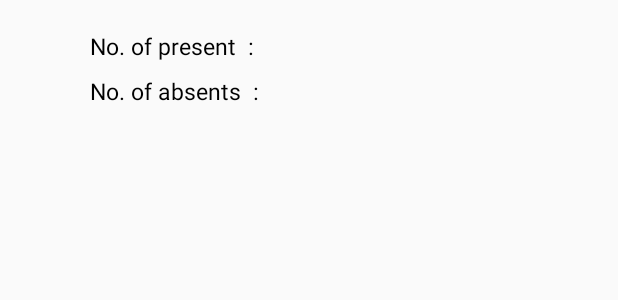
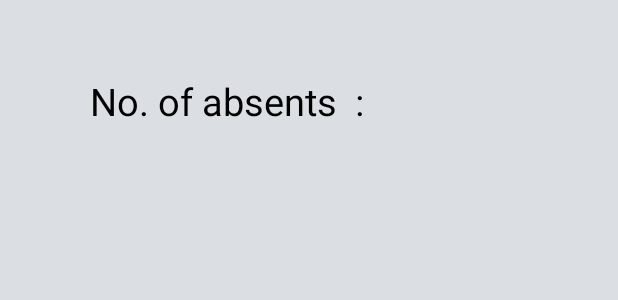
Before and after one commit to noorulahsanpp/Hostel_Management-Android, an Android app: the layout activity_dates_display.xml on its own in the app's theme, with its tools: preview values and no code run, on a phone screen of 412 x 824 dp. Shown: the top 300 px of the screen. Run offline under Robolectric (Android 15) with nearby library versions, the phone set to English and light mode, and no system bars; Roboto replaces fonts that are not available here.

Commit message:
Designs Modified

```diff
--- a/app/src/main/java/com/example/hostelapp/DatesDisplay.java
+++ b/app/src/main/java/com/example/hostelapp/DatesDisplay.java
@@ -64,7 +64,7 @@ public class DatesDisplay extends AppCompatActivity {
         getSupportActionBar().setDisplayHomeAsUpEnabled(true);
         getSupportActionBar().setTitle("Attendance");
         listView = findViewById(R.id.listview);
-        prsnt = findViewById(R.id.txtpresent);
+      //  prsnt = findViewById(R.id.txtpresent);
         absnt=findViewById(R.id.txtabsent);
         mContext = DatesDisplay.this;
         firebaseFirestore = FirebaseFirestore.getInstance();
@@ -116,7 +116,7 @@ public class DatesDisplay extends AppCompatActivity {
                     }
                     absnt.setText(count+"");
                     presentdays = days -count;
-                    prsnt.setText( String.valueOf(presentdays));
+               //     prsnt.setText( String.valueOf(presentdays));
                         ArrayList<HashMap<String, Object>> list = new ArrayList<>();
                         for (int i = 0; i < dates.size(); i++) {
                             HashMap<String, Object> map = new HashMap<>();
--- /dev/null
+++ b/app/src/main/res/drawable/listview_border.xml
@@ -0,0 +1,8 @@
+<?xml version="1.0" encoding="utf-8"?>
+<selector xmlns:android="http://schemas.android.com/apk/res/android">
+    <item>
+        <shape android:shape="rectangle">
+            <stroke android:color="#000000" android:width="2dp"/>
+        </shape>
+    </item>
+</selector>
--- a/app/src/main/res/layout-v21/activity_home.xml
+++ b/app/src/main/res/layout-v21/activity_home.xml
@@ -14,7 +14,7 @@
         android:id="@+id/relativeLayout"
         android:layout_width="match_parent"
         android:layout_height="match_parent"
-        android:background="#FFFFFF">
+        android:background="@color/lightsilver">
 
 
 <!--        <FrameLayout style="?attr/actionButtonStyle"-->
--- a/app/src/main/res/layout/activity_aboutus.xml
+++ b/app/src/main/res/layout/activity_aboutus.xml
@@ -10,7 +10,7 @@
     <RelativeLayout
         android:layout_width="match_parent"
         android:layout_height="match_parent"
-        android:background="#FFFFFF">
+        android:background="@color/lightsilver">
 
         <ImageView
             android:layout_centerHorizontal="true"
--- a/app/src/main/res/layout/activity_complaints.xml
+++ b/app/src/main/res/layout/activity_complaints.xml
@@ -4,7 +4,8 @@
     xmlns:tools="http://schemas.android.com/tools"
     android:layout_width="match_parent"
     android:layout_height="match_parent"
-    tools:context=".Complaints">
+    tools:context=".Complaints"
+    >
 
 
     <TextView
--- a/app/src/main/res/layout/activity_dates_display.xml
+++ b/app/src/main/res/layout/activity_dates_display.xml
@@ -4,7 +4,8 @@
     xmlns:tools="http://schemas.android.com/tools"
     android:layout_width="match_parent"
     android:layout_height="match_parent"
-    tools:context=".DatesDisplay">
+    tools:context=".DatesDisplay"
+    android:background="@color/lightsilver">
 
 
     <RelativeLayout
@@ -14,38 +15,43 @@
         android:id="@+id/rel"
         android:layout_marginTop="10dp">
 
-        <TextView
-            android:layout_width="wrap_content"
-            android:layout_height="wrap_content"
-            android:text="No. of present  :"
-            android:theme="@style/TextView" />
+<!--        <TextView-->
+<!--            android:layout_width="wrap_content"-->
+<!--            android:layout_height="wrap_content"-->
+<!--            android:text="No. of present  :"-->
+<!--            android:theme="@style/TextView" />-->
 
         <TextView
             android:layout_width="wrap_content"
             android:layout_height="wrap_content"
             android:layout_marginTop="30dp"
             android:text="No. of absents  :"
+            android:textSize="25dp"
             android:theme="@style/TextView" />
 
-        <TextView
-            android:id="@+id/txtpresent"
-            android:layout_width="wrap_content"
-            android:layout_height="wrap_content"
-            android:layout_marginLeft="160dp"
-            android:theme="@style/TextView"/>
+<!--        <TextView-->
+<!--            android:id="@+id/txtpresent"-->
+<!--            android:layout_width="wrap_content"-->
+<!--            android:layout_height="wrap_content"-->
+<!--            android:layout_marginLeft="160dp"-->
+<!--            android:theme="@style/TextView"/>-->
         <TextView
             android:id="@+id/txtabsent"
             android:layout_width="wrap_content"
             android:layout_height="wrap_content"
             android:layout_marginTop="35dp"
-            android:layout_marginLeft="160dp"
+            android:textSize="25dp"
+            android:layout_marginLeft="210dp"
             android:theme="@style/TextView"/>
 
 
     </RelativeLayout>
     <ListView
         android:layout_below="@+id/rel"
+        android:layout_marginTop="30dp"
         android:layout_width="wrap_content"
+        android:layout_margin="10dp"
+        android:background="@drawable/listview_border"
         android:layout_height="wrap_content"
         android:id="@+id/listview" />
 
--- a/app/src/main/res/layout/activity_edit_email.xml
+++ b/app/src/main/res/layout/activity_edit_email.xml
@@ -9,12 +9,12 @@
     <RelativeLayout
         android:layout_width="match_parent"
         android:layout_height="match_parent"
-        android:background="#FFFFFF">
+        android:background="@color/lightsilver">
     <RelativeLayout
         android:layout_width="wrap_content"
         android:layout_height="wrap_content"
         android:layout_centerInParent="true"
-        android:background="#FFFFFF">
+        android:background="@color/lightsilver">
 
         <TextView
             android:id="@+id/oldEmail"
--- a/app/src/main/res/layout/activity_edit_phone.xml
+++ b/app/src/main/res/layout/activity_edit_phone.xml
@@ -9,7 +9,7 @@
     <RelativeLayout
         android:layout_width="match_parent"
         android:layout_height="match_parent"
-        android:background="#FFFFFF">
+        android:background="@color/lightsilver">
 
 
         <EditText
--- a/app/src/main/res/layout/activity_f_a_q.xml
+++ b/app/src/main/res/layout/activity_f_a_q.xml
@@ -8,7 +8,8 @@
     android:paddingBottom="16dp"
     android:paddingLeft="16dp"
     android:paddingRight="16dp"
-    android:paddingTop="16dp">
+    android:paddingTop="16dp"
+    android:background="@color/lightsilver">
 <ListView
     android:layout_marginTop="10dp"
     android:layout_width="match_parent"
--- a/app/src/main/res/layout/activity_fees.xml
+++ b/app/src/main/res/layout/activity_fees.xml
@@ -32,9 +32,9 @@
 
         <TextView
             android:id="@+id/month"
-            android:layout_width="200dp"
-            android:layout_height="30dp"
-            android:padding="5dp"
+            android:layout_width="220dp"
+            android:layout_height="40dp"
+            android:padding="10dp"
             android:layout_centerHorizontal="true"
             android:layout_marginTop="155dp"
             android:text="Click to Select Month"
--- a/app/src/main/res/layout/activity_notification.xml
+++ b/app/src/main/res/layout/activity_notification.xml
@@ -5,13 +5,13 @@
     android:layout_width="match_parent"
     android:layout_height="match_parent"
     tools:context=".Notification"
-    android:paddingBottom="16dp"
+    android:paddingBottom="5dp"
     android:paddingLeft="16dp"
     android:paddingRight="16dp"
-   android:paddingTop="16dp">
+   android:paddingTop="16dp"
+    android:background="@color/lightsilver">
 
             <ListView
-                android:layout_marginTop="10dp"
             android:layout_width="match_parent"
             android:layout_height="match_parent"
             android:id="@+id/listview">
--- a/app/src/main/res/layout/faq_listview.xml
+++ b/app/src/main/res/layout/faq_listview.xml
@@ -2,14 +2,16 @@
 <RelativeLayout xmlns:android="http://schemas.android.com/apk/res/android"
     android:layout_width="match_parent"
     android:layout_height="match_parent"
-    xmlns:app="http://schemas.android.com/apk/res-auto">
+    xmlns:app="http://schemas.android.com/apk/res-auto"
+    android:background="@color/lightsilver">
 
 
     <RelativeLayout
         android:layout_width="match_parent"
         android:id="@+id/linearlayout1"
         android:layout_height="wrap_content"
-        android:orientation="vertical">
+        android:orientation="vertical"
+        android:background="@color/lightsilver">
         <TextView
             android:layout_width="match_parent"
             android:layout_height="wrap_content"
```
Also changed, not shown: app/src/main/java/com/example/hostelapp/Fees.java (+12 -15 lines), app/src/main/res/layout/activity_profile.xml (+4 -4 lines).
